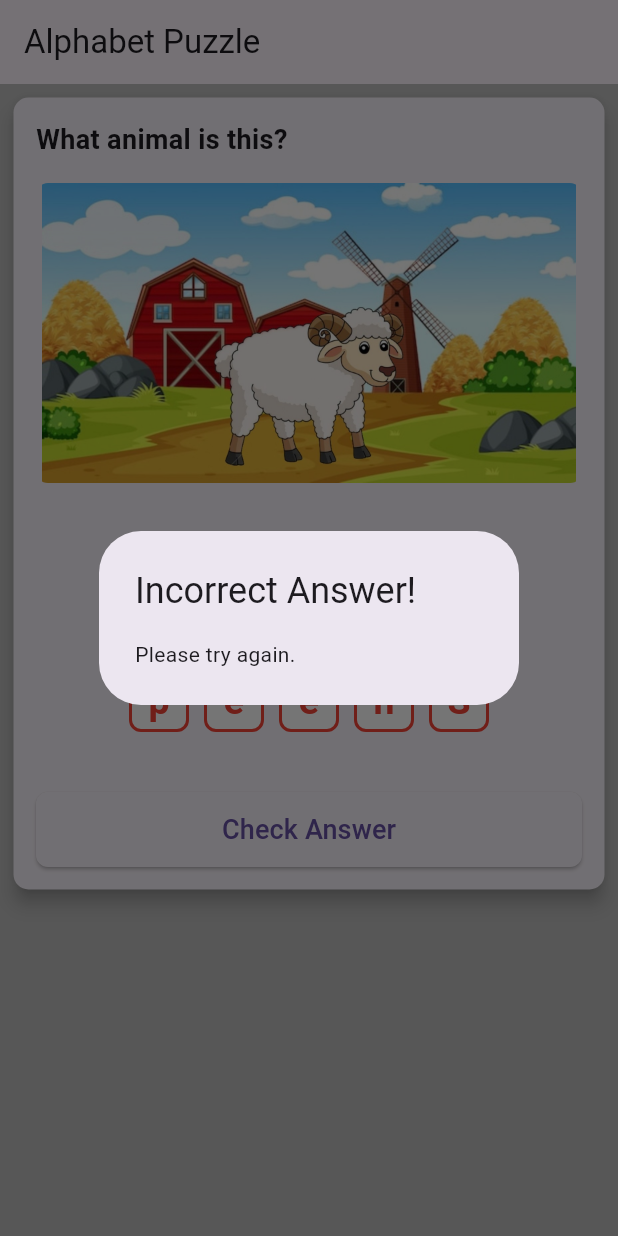
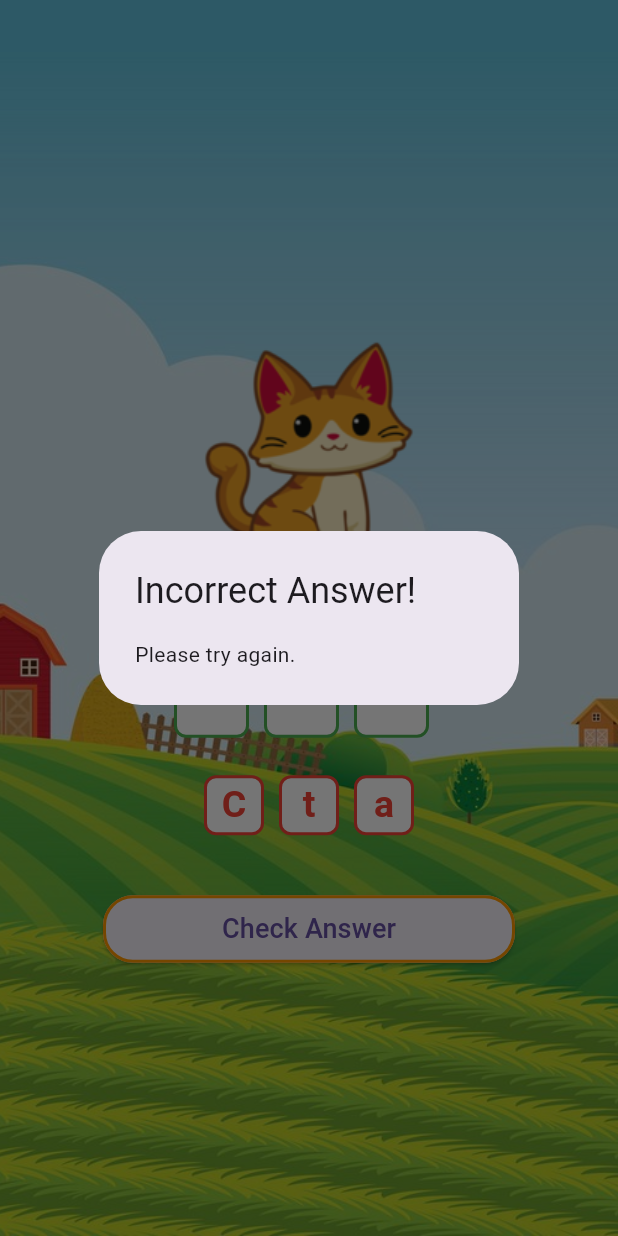
Before and after one commit to Hadjimamas/kids_game, a Flutter app: the screen it shows after launch, after a tap on "Check Answer", on a phone screen of 412 x 824 dp. Run offline on Flutter 3.47's test engine with Material 2 defaults, Android fonts, the light colour scheme and no system bars; our stand-ins replace assets_audio_player.

Commit message:
Resize Images based on the device.

```diff
--- a/assets/animals.json
+++ b/assets/animals.json
@@ -1,7 +1,14 @@
 [
   {
+    "name": "Cat",
+    "imagePath": "Cat.png",
+    "soundPath": "Cat.mp3",
+    "category": "Farm",
+    "question": "What animal is this?"
+  },
+  {
     "name": "Sheep",
-    "imagePath": "Sheep.JPG",
+    "imagePath": "SheepNew.png",
     "soundPath": "sheep.mp3",
     "category": "Farm",
     "question": "What animal is this?"
--- a/lib/game_page.dart
+++ b/lib/game_page.dart
@@ -25,6 +25,7 @@ class AlphabetPuzzleState extends State<AlphabetPuzzle>
 
   /// List of Images
   List<String> imageUrls = ['assets/images/farm/Sheep.JPG'];
+  List<String> backgroundImages = ['assets/images/farm/background.jpg'];
 
   List<String> alphabet = [];
   List<String> userAnswers = [];
@@ -69,15 +70,20 @@ class AlphabetPuzzleState extends State<AlphabetPuzzle>
     listQuestions.clear();
     imageUrls.clear();
     answers.clear();
+    backgroundImages.clear();
     for (int i = 0; i < animalList.length; i++) {
       listQuestions.add(animalList[i]['question']);
       answers.add(animalList[i]['name']);
       imageUrls.add(
           'assets/images/${animalList[i]['category'].toString().toLowerCase()}/${animalList[i]['imagePath']}');
+      backgroundImages.add(
+          'assets/images/${animalList[i]['category'].toString().toLowerCase()}/background.jpg');
     }
+    print('Lists:');
     print(imageUrls);
     print(listQuestions);
     print(answers);
+    print(backgroundImages);
   }
 
   ///Generates Alphabets
@@ -85,9 +91,7 @@ class AlphabetPuzzleState extends State<AlphabetPuzzle>
     response = await rootBundle.loadString('assets/animals.json');
     data = json.decode(response);
     setState(() {
-      print('Animal List: $animalList');
       alphabet = animalList[currentPuzzle]['name'].split('');
-      print('Alphabet List: $alphabet');
       alphabet.shuffle();
       userAnswers = List.filled(animalList[currentPuzzle]['name'].length, '');
     });
@@ -163,46 +167,37 @@ class AlphabetPuzzleState extends State<AlphabetPuzzle>
 
   @override
   Widget build(BuildContext context) {
+    double deviceHeight = MediaQuery.of(context).size.height;
+    double deviceWidth = MediaQuery.of(context).size.width;
     return Scaffold(
-      appBar: AppBar(
-        title: const Text('Alphabet Puzzle'),
-      ),
+      // appBar: AppBar(
+      //   centerTitle: true,
+      //   title: Text(
+      //     listQuestions[currentPuzzle],
+      //     style: const TextStyle(
+      //       fontSize: 25,
+      //       fontWeight: FontWeight.bold,
+      //     ),
+      //   ),
+      // ),
       body: Container(
-        decoration: BoxDecoration(color: Colors.grey[400]),
-        child: Column(
-          mainAxisAlignment: MainAxisAlignment.start,
-          children: [
-            Padding(
-              padding: const EdgeInsets.all(5.0),
-              child: Card(
-                elevation: 5,
-                shape: RoundedRectangleBorder(
-                  borderRadius: BorderRadius.circular(10.0),
-                ),
-                child: Padding(
-                  padding: const EdgeInsets.all(15.0),
-                  child: Column(
-                    crossAxisAlignment: CrossAxisAlignment.stretch,
-                    children: [
-                      Text(
-                        listQuestions[currentPuzzle],
-                        style: const TextStyle(
-                          fontSize: 18,
-                          fontWeight: FontWeight.bold,
+        alignment: Alignment.center,
+        width: deviceWidth,
+        height: deviceHeight,
+        decoration: BoxDecoration(
+          image: DecorationImage(
+            image: AssetImage(backgroundImages[currentPuzzle]),
+            fit: BoxFit.cover,
           ),
         ),
-                      const SizedBox(height: 16),
-                      SizedBox(
-                        height: 200,
-                        child: ClipRRect(
-                          borderRadius: BorderRadius.circular(8),
-                          child: Image.asset(
+        child: SingleChildScrollView(
+          child: Column(
+            children: [
+              Image.asset(
                 imageUrls[currentPuzzle],
-                            width: double.infinity,
+                width: deviceWidth,
+                height: deviceHeight / 3,
               ),
-                        ),
-                      ),
-                      const SizedBox(height: 60),
               Row(
                 mainAxisAlignment: MainAxisAlignment.center,
                 children: List.generate(userAnswers.length, (index) {
@@ -211,9 +206,8 @@ class AlphabetPuzzleState extends State<AlphabetPuzzle>
                       return Row(
                         children: [
                           Container(
-                                    height: 40,
-                                    width: 40,
-                                    alignment: Alignment.center,
+                            height: 50,
+                            width: 50,
                             decoration: BoxDecoration(
                               color: Colors.white,
                               borderRadius: BorderRadius.circular(8),
@@ -226,8 +220,9 @@ class AlphabetPuzzleState extends State<AlphabetPuzzle>
                               userAnswers[index].isEmpty
                                   ? ' '
                                   : userAnswers[index],
+                              textAlign: TextAlign.center,
                               style: const TextStyle(
-                                          fontSize: 25,
+                                  fontSize: 35,
                                   color: Colors.green,
                                   fontWeight: FontWeight.bold),
                             ),
@@ -244,12 +239,11 @@ class AlphabetPuzzleState extends State<AlphabetPuzzle>
                   );
                 }),
               ),
-                      const SizedBox(height: 16),
+              const SizedBox(height: 15),
               SizedBox(
-                        width: 500,
+                width: MediaQuery.of(context).size.width,
                 height: 60,
                 child: Row(
-                          crossAxisAlignment: CrossAxisAlignment.center,
                   mainAxisAlignment: MainAxisAlignment.center,
                   children: [
                     ListView.builder(
@@ -268,8 +262,7 @@ class AlphabetPuzzleState extends State<AlphabetPuzzle>
                                   width: 55,
                                   decoration: BoxDecoration(
                                     color: Colors.white,
-                                            borderRadius:
-                                                BorderRadius.circular(8),
+                                    borderRadius: BorderRadius.circular(8),
                                     border: Border.all(
                                       color: Colors.orange,
                                       width: 2,
@@ -291,12 +284,11 @@ class AlphabetPuzzleState extends State<AlphabetPuzzle>
                                 height: 40,
                                 width: 40,
                                 alignment: Alignment.center,
-                                        margin: const EdgeInsets.only(
-                                            left: 5, right: 5),
+                                margin:
+                                    const EdgeInsets.only(left: 5, right: 5),
                                 decoration: BoxDecoration(
                                   color: Colors.white,
-                                          borderRadius:
-                                              BorderRadius.circular(8),
+                                  borderRadius: BorderRadius.circular(8),
                                   border: Border.all(
                                     color: Colors.red,
                                     width: 2,
@@ -311,7 +303,6 @@ class AlphabetPuzzleState extends State<AlphabetPuzzle>
                                 ),
                               ),
                             ),
-                                    // const SizedBox(width: 10,),
                           ],
                         );
                       },
@@ -320,25 +311,27 @@ class AlphabetPuzzleState extends State<AlphabetPuzzle>
                 ),
               ),
               const SizedBox(height: 30),
-                      ElevatedButton(
+              Container(
+                width: deviceWidth / 1.5,
+                height: 60,
+                padding: const EdgeInsets.only(bottom: 15.0),
+                child: ElevatedButton(
                   onPressed: checkAnswer,
                   style: ElevatedButton.styleFrom(
+                    side: const BorderSide(color: Colors.orange, width: 2),
+                    //backgroundColor: Colors.greenAccent,
                     shape: RoundedRectangleBorder(
-                            borderRadius: BorderRadius.circular(8),
+                      borderRadius: BorderRadius.circular(20),
                     ),
-                          padding: const EdgeInsets.symmetric(vertical: 12),
                   ),
                   child: const Text(
                     'Check Answer',
                     style: TextStyle(fontSize: 18),
                   ),
                 ),
+              ),
             ],
           ),
-                ),
-              ),
-            ),
-          ],
         ),
       ),
     );
```
Also changed, not shown: assets/images/farm/Cat.png (added), assets/images/farm/SheepNew.png (added), assets/images/farm/background.jpg (added), assets/images/forest/background.jpg (added), assets/images/jungle/background.jpg (added), assets/images/tropical/background.jpg (added). Lines whose indentation alone changed are shown as unchanged.
